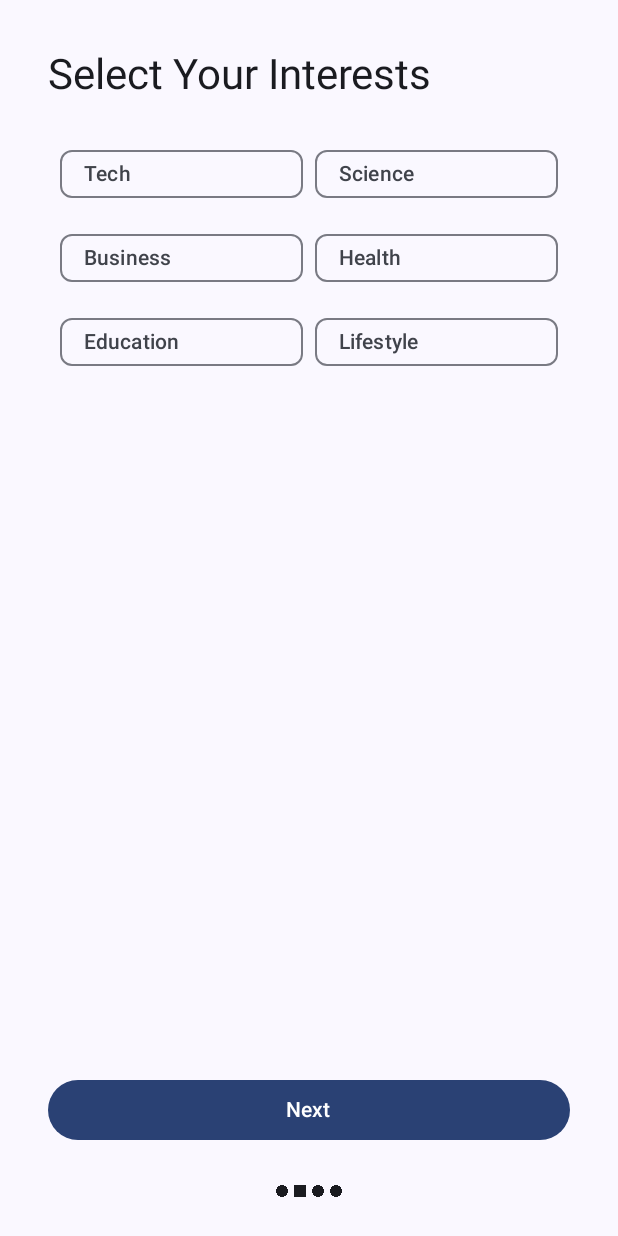
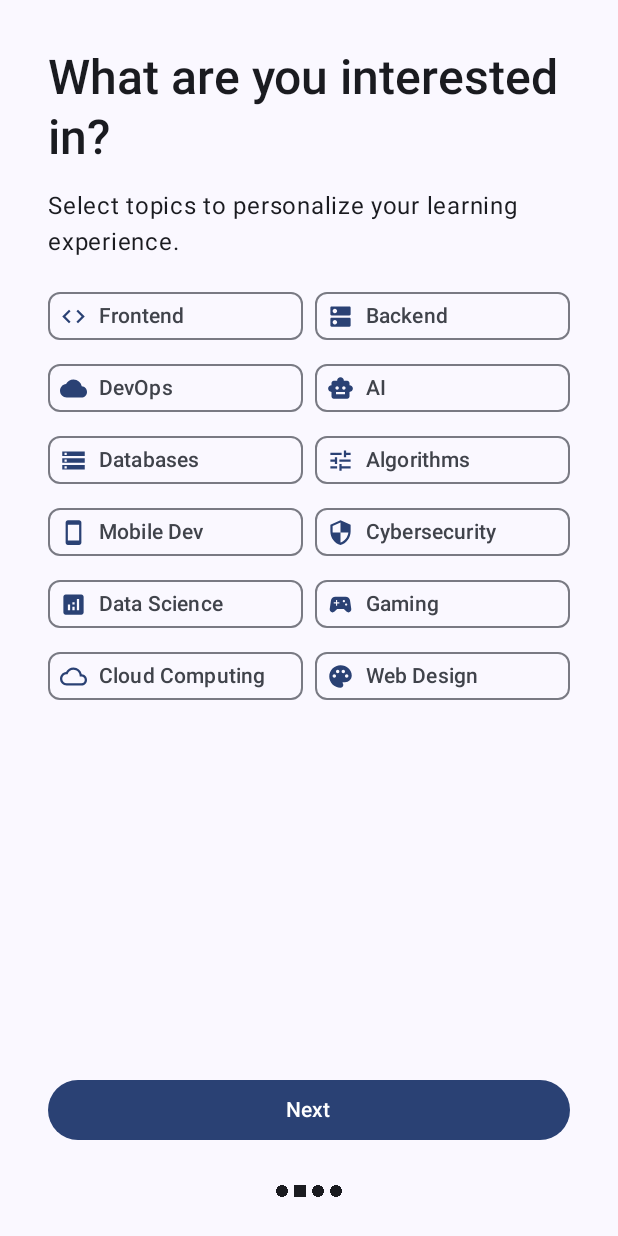
Before and after one commit to Chaos-19/DailyNugget_App, an Android app built with Jetpack Compose: the OnboardingScreen screen opened through its navigation route, after a tap on "Get Started", on a phone screen of 412 x 824 dp. Run offline under Robolectric (Android 15) with nearby library versions, the phone set to English and light mode, and no system bars; our stand-ins replace Dagger/Hilt's generated code, Firebase (no records; nobody signed in at launch, a user with empty details on screens opened directly).

```diff
--- /dev/null
+++ b/app/src/main/java/com/chaosdev/devbuddy/ui/common/CommuteMinuteOrHourPicker.kt
@@ -0,0 +1,74 @@
+package com.chaosdev.devbuddy.ui.common
+import androidx.compose.foundation.background
+import androidx.compose.foundation.layout.*
+import androidx.compose.foundation.lazy.LazyColumn
+import androidx.compose.foundation.lazy.itemsIndexed
+import androidx.compose.foundation.lazy.rememberLazyListState
+import androidx.compose.material3.*
+import androidx.compose.runtime.*
+import androidx.compose.ui.*
+import androidx.compose.ui.graphics.Color
+import androidx.compose.ui.text.style.TextAlign
+import androidx.compose.ui.tooling.preview.Preview
+import androidx.compose.ui.unit.*
+
+import androidx.compose.foundation.shape.RoundedCornerShape
+
+import androidx.compose.ui.text.font.FontWeight
+
+
+@Composable
+fun CommuteMinuteOrHourPicker(
+  onSetCommuteTime: (String) -> Unit
+) {
+    val minuteList = (0..59).map { "$it mins" }
+    val hourList = (1..5).map { "${it} h" }
+    val pickerList = minuteList + hourList
+
+    val listState = rememberLazyListState()
+    val coroutineScope = rememberCoroutineScope()
+
+    val selectedItemIndex by remember {
+        derivedStateOf {
+            val center = listState.firstVisibleItemIndex +
+                    (listState.firstVisibleItemScrollOffset / 50)
+            center.coerceIn(0, pickerList.lastIndex)
+        }
+    }
+
+    Box(
+        modifier = Modifier
+            .height(140.dp)
+            .background(color = Color(0xFFF0F2F5), shape = RoundedCornerShape(15.dp))
+            .padding(vertical = 8.dp)
+    ) {
+        LazyColumn(
+            state = listState,
+            contentPadding = PaddingValues(vertical = 40.dp),
+            modifier = Modifier.fillMaxSize()
+        ) {
+            itemsIndexed(pickerList) { index, item ->
+                Text(
+                    text = item,
+                    fontSize = if (index == selectedItemIndex) 20.sp else 16.sp,
+                    fontWeight = if (index == selectedItemIndex) FontWeight.Bold else FontWeight.Normal,
+                    color = if (index == selectedItemIndex) Color.Black else Color.Gray,
+
+                    textAlign = TextAlign.Center,
+                    modifier = Modifier
+                        .fillMaxWidth()
+                        .height(40.dp)
+                )
+            }
+        }
+    }
+}
+
+
+@Preview(showBackground = true)
+@Composable
+fun PreviewDurationPicker() {
+    MaterialTheme { // Use your app's theme
+        CommuteMinuteOrHourPicker(onSetCommuteTime = { commuteTime: String -> {} })
+    }
+}
--- a/app/src/main/java/com/chaosdev/devbuddy/ui/home/HomeScreen.kt
+++ b/app/src/main/java/com/chaosdev/devbuddy/ui/home/HomeScreen.kt
@@ -17,6 +17,7 @@ import androidx.navigation.NavController
 import com.chaosdev.devbuddy.ui.common.Resource
 import com.chaosdev.devbuddy.ui.navigation.Screen
 import androidx.compose.runtime.LaunchedEffect
+import com.chaosdev.devbuddy.ui.common.CommuteMinuteOrHourPicker
 
 @Composable
 fun HomeScreen(
@@ -75,6 +76,8 @@ fun HomeScreen(
             Spacer(modifier = Modifier.height(24.dp))
         }
 
+        CommuteMinuteOrHourPicker(onSetCommuteTime = { commuteTime: String -> {} })
+
         Button(
             onClick = { viewModel.signOut() },
             enabled = logoutState !is Resource.Loading,
--- a/app/src/main/java/com/chaosdev/devbuddy/ui/onboarding/OnboardingScreen.kt
+++ b/app/src/main/java/com/chaosdev/devbuddy/ui/onboarding/OnboardingScreen.kt
@@ -15,14 +15,41 @@ import androidx.compose.runtime.getValue
 import androidx.compose.runtime.rememberCoroutineScope
 import androidx.compose.ui.Alignment
 import androidx.compose.ui.Modifier
+import androidx.compose.ui.layout.VerticalAlignmentLine
 import androidx.compose.ui.res.painterResource
+import androidx.compose.ui.text.font.FontFamily
+import androidx.compose.ui.text.font.FontStyle
+import androidx.compose.ui.text.font.FontWeight
 import androidx.compose.ui.text.style.TextAlign
+import androidx.compose.ui.tooling.preview.Preview
 import androidx.compose.ui.unit.dp
 import androidx.hilt.navigation.compose.hiltViewModel
 import androidx.navigation.NavController
 import com.chaosdev.devbuddy.R
+import com.chaosdev.devbuddy.ui.common.CommuteMinuteOrHourPicker
 import com.chaosdev.devbuddy.ui.navigation.Screen
 import kotlinx.coroutines.launch
+
+import androidx.compose.foundation.lazy.grid.items
+
+import androidx.compose.material.icons.Icons
+import androidx.compose.material.icons.filled.Analytics
+import androidx.compose.material.icons.filled.Check
+import androidx.compose.material.icons.filled.Code
+import androidx.compose.material.icons.filled.Cloud
+import androidx.compose.material.icons.filled.CloudQueue
+import androidx.compose.material.icons.filled.Dns
+import androidx.compose.material.icons.filled.DoneAll
+import androidx.compose.material.icons.filled.Palette
+import androidx.compose.material.icons.filled.Security
+import androidx.compose.material.icons.filled.SmartToy
+import androidx.compose.material.icons.filled.Smartphone
+import androidx.compose.material.icons.filled.SportsEsports
+import androidx.compose.material.icons.filled.Storage
+import androidx.compose.material.icons.filled.Tune // A general icon for algorithms/settings
+import androidx.compose.runtime.*
+import androidx.compose.ui.graphics.vector.ImageVector
+import kotlin.collections.mutableListOf
 
 @OptIn(ExperimentalFoundationApi::class)
 @Composable
@@ -155,6 +182,9 @@ fun WelcomePage(onNext: () -> Unit) {
     }
 }
 
+
+
+
 @OptIn(ExperimentalMaterial3Api::class)
 @Composable
 fun TopicsPage(
@@ -162,7 +192,31 @@ fun TopicsPage(
     onTopicsSelected: (List<String>) -> Unit,
     onNext: () -> Unit
 ) {
-    val topicList = listOf("Tech", "Science", "Business", "Health", "Education", "Lifestyle")
+    // 1. Define a data class for your topics, including the icon
+    data class TopicItem(
+        val name: String,
+        val icon: ImageVector
+    )
+
+    // 2. Create your list of topics with associated icons
+    val topicList = remember {
+        listOf(
+            TopicItem("Frontend", Icons.Filled.Code), // Or Icons.Outlined.Code
+            TopicItem("Backend", Icons.Filled.Dns), // Represents server/network
+            TopicItem("DevOps", Icons.Filled.Cloud), // Cloud for DevOps/Cloud computing
+            TopicItem("AI", Icons.Filled.SmartToy), // Robot for AI
+            TopicItem("Databases", Icons.Filled.Storage), // Database icon
+            TopicItem("Algorithms", Icons.Filled.Tune), // Gear/settings for algorithms (can vary)
+            // Add more topics as needed, matching the image content
+            TopicItem("Mobile Dev", Icons.Filled.Smartphone),
+            TopicItem("Cybersecurity", Icons.Filled.Security),
+            TopicItem("Data Science", Icons.Filled.Analytics),
+            TopicItem("Gaming", Icons.Filled.SportsEsports),
+            TopicItem("Cloud Computing", Icons.Filled.CloudQueue),
+            TopicItem("Web Design", Icons.Filled.Palette)
+        )
+    }
+
     Column(
         modifier = Modifier
             .fillMaxSize()
@@ -170,31 +224,69 @@ fun TopicsPage(
         verticalArrangement = Arrangement.SpaceBetween
     ) {
         Text(
-            text = "Select Your Interests",
-            style = MaterialTheme.typography.headlineMedium,
+            text = "What are you interested in?", // Updated text
+            style = MaterialTheme.typography.headlineLarge,
+            fontWeight = FontWeight.SemiBold,
             modifier = Modifier.padding(bottom = 16.dp)
         )
+
+        Text(
+            text = "Select topics to personalize your learning experience.",
+            style = MaterialTheme.typography.bodyLarge,
+            modifier = Modifier
+                .padding(bottom = 16.dp)
+
+        )
+
         LazyVerticalGrid(
             columns = GridCells.Fixed(2),
             modifier = Modifier.weight(1f),
-            contentPadding = PaddingValues(8.dp),
-            verticalArrangement = Arrangement.spacedBy(8.dp),
+            //contentPadding = PaddingValues(2.dp),
+            //verticalArrangement = Arrangement.spacedBy(5.dp),
             horizontalArrangement = Arrangement.spacedBy(8.dp)
         ) {
-            items(topicList.size) { index ->
-                val topic = topicList[index]
+            items(topicList) { topicItem -> // Iterate directly over TopicItem objects
+                val isSelected = selectedTopics.contains(topicItem.name)
                 FilterChip(
-                    selected = selectedTopics.contains(topic),
+                    modifier = Modifier
+                        .fillMaxWidth(),
+                    selected = isSelected,
                     onClick = {
                         val newTopics = selectedTopics.toMutableList()
-                        if (newTopics.contains(topic)) {
-                            newTopics.remove(topic)
+                        if (newTopics.contains(topicItem.name)) {
+                            newTopics.remove(topicItem.name)
                         } else {
-                            newTopics.add(topic)
+                            newTopics.add(topicItem.name)
                         }
                         onTopicsSelected(newTopics)
                     },
-                    label = { Text(topic) }
+                    label = { Text(topicItem.name) },
+                    leadingIcon = { // This is where the icon integration happens
+                        if (isSelected) {
+                            // When selected, FilterChip usually shows a default checkmark
+                            // You can keep it as is, or customize it if needed.
+                            Icon(
+                                imageVector = Icons.Filled.DoneAll,
+                                contentDescription = "Selected",
+                                modifier = Modifier.size(FilterChipDefaults.IconSize)
+                            )
+                        } else {
+                            // When not selected, show the specific topic icon
+                            Icon(
+                                imageVector = topicItem.icon,
+                                contentDescription = topicItem.name,
+                                modifier = Modifier.size(FilterChipDefaults.IconSize)
+                            )
+                        }
+                    },
+                    // You can also customize `selectedIcon` if you want a different checkmark or animation
+                    // selectedIcon = {
+                    //     Icon(
+                    //         imageVector = Icons.Filled.Done, // Another checkmark option
+                    //         contentDescription = "Selected",
+                    //         modifier = Modifier.size(FilterChipDefaults.IconSize)
+                    //     )
+                    // }
                 )
             }
         }
@@ -222,32 +314,36 @@ fun CommitmentPage(
             .padding(16.dp),
         verticalArrangement = Arrangement.SpaceBetween
     ) {
+        Column {
             Text(
-            text = "Daily Learning Commitment",
+                text = "Daily commitment",
+                style = MaterialTheme.typography.titleLarge,
+                fontWeight = FontWeight.SemiBold,
+                modifier = Modifier
+                    .padding(bottom = 16.dp)
+                    .align(alignment = Alignment.CenterHorizontally)
+            )
+
+            Text(
+                text = "How much time do you want to learn each day?",
                 style = MaterialTheme.typography.headlineMedium,
-            modifier = Modifier.padding(bottom = 16.dp)
+                fontWeight = FontWeight.SemiBold,
+                modifier = Modifier
+                    .padding(bottom = 16.dp)
+
             )
-        Row(
-            modifier = Modifier.fillMaxWidth(),
-            horizontalArrangement = Arrangement.SpaceEvenly
-        ) {
-            timeOptions.forEach { time ->
-                Button(
-                    onClick = { onTimeSelected(time) },
-                    colors = ButtonDefaults.buttonColors(
-                        containerColor = if (selectedTime == time) {
-                            MaterialTheme.colorScheme.primary
-                        } else {
-                            MaterialTheme.colorScheme.secondary
-                        }
+            Text(
+                text = "This will help us recommend the right content for you.",
+                style = MaterialTheme.typography.bodyLarge,
+                modifier = Modifier
+                    .padding(bottom = 16.dp)
+
             )
-                ) {
-                    Text("$time mins")
-                }
-            }
+
+            CommuteMinuteOrHourPicker(onSetCommuteTime = { commuteTime: String -> {} })
         }
         Button(
-            onClick = onNext,
+            onClick = {},
             modifier = Modifier
                 .fillMaxWidth()
                 .padding(top = 16.dp)
@@ -267,32 +363,77 @@ fun NotificationPage(
         modifier = Modifier
             .fillMaxSize()
             .padding(16.dp),
-        verticalArrangement = Arrangement.SpaceBetween
+
     ) {
         Text(
-            text = "Enable Notifications",
-            style = MaterialTheme.typography.headlineMedium,
-            modifier = Modifier.padding(bottom = 16.dp)
+            text = "Notifications",
+            style = MaterialTheme.typography.titleLarge,
+            fontWeight = FontWeight.Bold,
+            modifier = Modifier
+                .padding(bottom = 13.dp)
+                .align(alignment = Alignment.CenterHorizontally)
         )
         Row(
             modifier = Modifier.fillMaxWidth(),
             verticalAlignment = Alignment.CenterVertically
         ) {
+            Row (modifier = Modifier.weight(1f)){
+                Column {
                     Text(
                         text = "Enable daily reading prompt",
                         style = MaterialTheme.typography.bodyLarge,
-                modifier = Modifier.weight(1f)
+                        fontWeight = FontWeight.Bold
                         )
+                    Text(
+                        text = "Get a daily prompt to read an A1-curated article",
+                        style = MaterialTheme.typography.bodySmall,
+
+                        )
+                }
+            }
             Switch(
                 checked = notificationEnabled,
                 onCheckedChange = onNotificationToggled
             )
         }
+
+        Spacer(modifier = Modifier.weight(1f))
         Button(
             onClick = onFinish,
+
             modifier = Modifier.fillMaxWidth()
         ) {
             Text("Finish")
         }
     }
 }
+
+
+/*
+@Preview(showBackground = true)
+@Composable
+fun NotificationPagePreview(
+
+) {
+
+    */
+/*NotificationPage(notificationEnabled = true,
+        onNotificationToggled = { },
+        onFinish = {
+
+        })*//*
+
+
+    var currentSelectedTopics by remember { mutableStateOf(emptyList<String>()) }
+
+    TopicsPage(
+        selectedTopics = currentSelectedTopics,
+        onTopicsSelected = { newSelection ->
+            currentSelectedTopics = newSelection
+
+        },
+        onNext = {
+
+        }
+    )
+}*/
```
Lines whose indentation alone changed are shown as unchanged.
